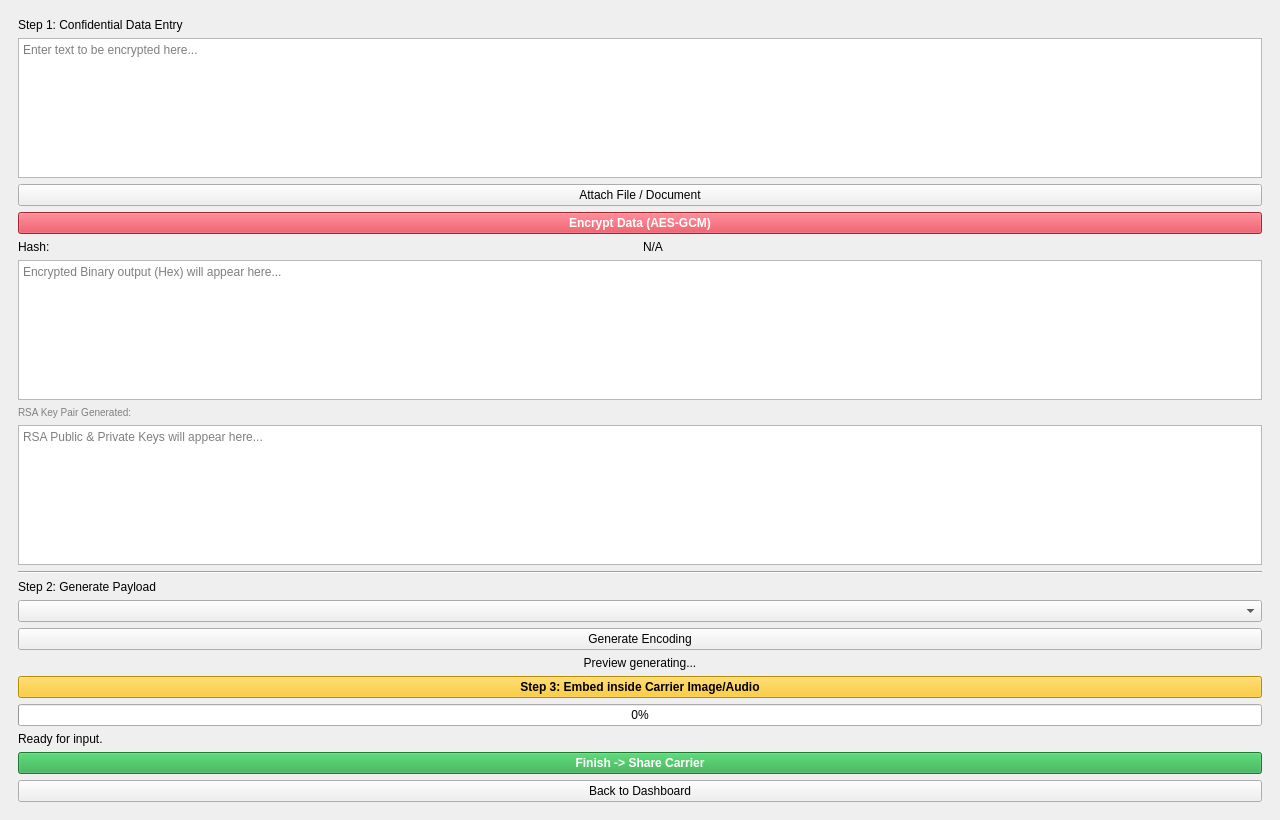
The window that frontend/ui/data_entry.ui (eshaa03/Hack0) describes before a commit, drawn with Qt 5.
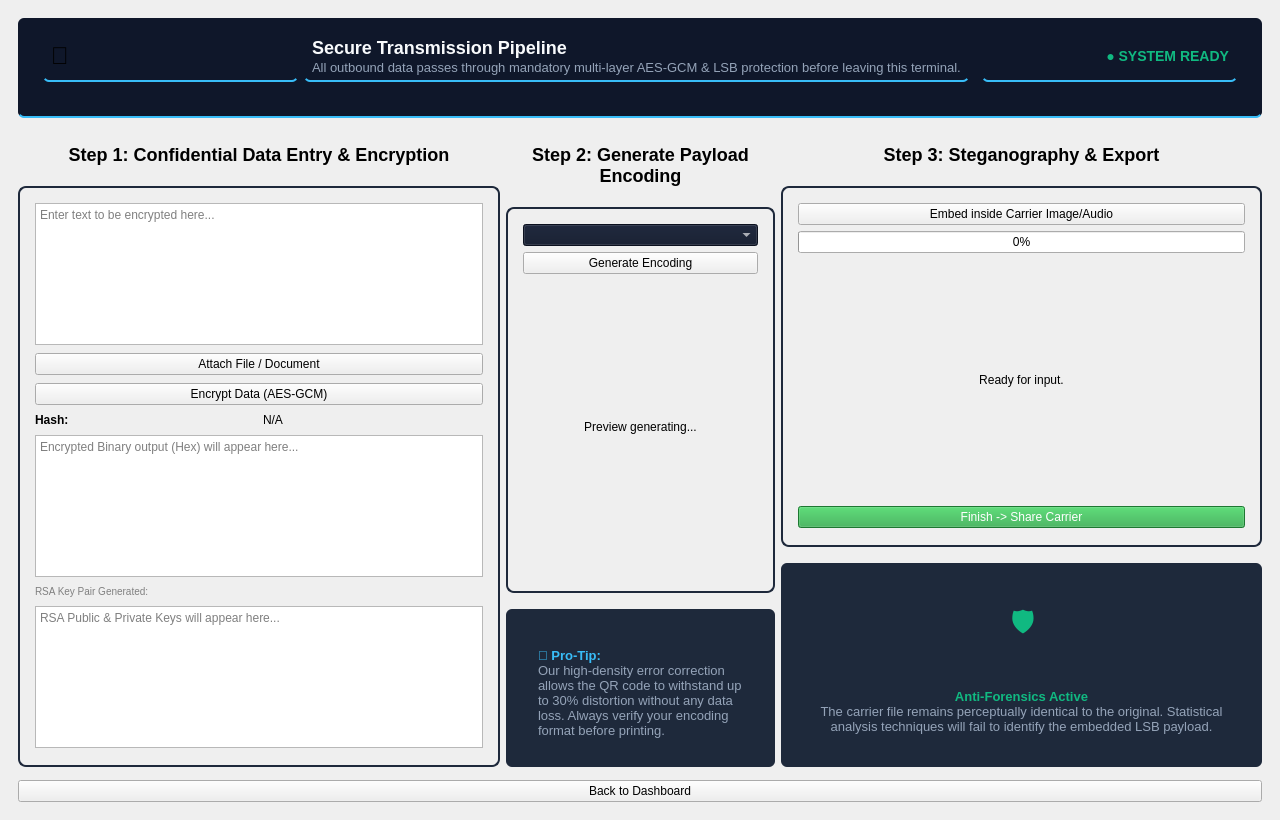
The same window after the commit.

Diff of the .ui file:
```diff
--- a/frontend/ui/data_entry.ui
+++ b/frontend/ui/data_entry.ui
@@ -21,10 +21,65 @@
        
        <!-- Data Input Section -->
        <item>
-        <widget class="QLabel" name="titleLabel">
-         <property name="text"><string>Step 1: Confidential Data Entry</string></property>
-        </widget>
-       </item>
+         <widget class="QFrame" name="pipelineHeaderFrame">
+          <property name="styleSheet"><string>background-color: #0f172a; border-bottom: 2px solid #38bdf8; margin-bottom: 20px; padding: 5px; border-radius: 6px;</string></property>
+          <property name="maximumHeight"><number>80</number></property>
+          <layout class="QHBoxLayout" name="horizontalLayoutHeader">
+           <property name="leftMargin"><number>20</number></property>
+           <property name="rightMargin"><number>20</number></property>
+           <item>
+            <widget class="QLabel" name="headerIcon">
+             <property name="text"><string>&lt;div style="font-size: 24px;"&gt;🚀&lt;/div&gt;</string></property>
+             <property name="maximumWidth"><number>40</number></property>
+            </widget>
+           </item>
+           <item>
+            <widget class="QLabel" name="headerTitle">
+             <property name="text"><string>&lt;h2 style="color: #f8fafc; margin: 0px;"&gt;Secure Transmission Pipeline&lt;/h2&gt;&lt;p style="color:#94a3b8; font-size: 13px; margin: 2px 0 0 0;"&gt;All outbound data passes through mandatory multi-layer AES-GCM &amp; LSB protection before leaving this terminal.&lt;/p&gt;</string></property>
+            </widget>
+           </item>
+           <item>
+            <spacer name="headerSpacer">
+             <property name="orientation"><enum>Qt::Horizontal</enum></property>
+            </spacer>
+           </item>
+           <item>
+            <widget class="QLabel" name="statusPulseLabel">
+             <property name="text"><string>&lt;b style="color: #10b981; font-size: 14px;"&gt;● SYSTEM READY&lt;/b&gt;</string></property>
+             <property name="alignment"><set>Qt::AlignRight|Qt::AlignVCenter</set></property>
+            </widget>
+           </item>
+          </layout>
+         </widget>
+        </item>
+        <item>
+         <layout class="QHBoxLayout" name="horizontalLayoutSteps">
+
+          <!-- Column 1: Step 1 -->
+          <item>
+           <layout class="QVBoxLayout" name="verticalLayoutStep1">
+            <item>
+             <widget class="QLabel" name="step1Label">
+              <property name="text"><string>&lt;h2 style="text-align:center;"&gt;Step 1: Confidential Data Entry &amp; Encryption&lt;/h2&gt;</string></property>
+              <property name="alignment"><set>Qt::AlignHCenter|Qt::AlignTop</set></property>
+              <property name="wordWrap"><bool>true</bool></property>
+             </widget>
+            </item>
+            <item>
+             <widget class="QFrame" name="cryptoFrame">
+              <property name="styleSheet"><string>QFrame#cryptoFrame { border: 2px solid #1E293B; border-radius: 8px; margin-top: 15px; }</string></property>
+              <property name="sizePolicy">
+               <sizepolicy hsizetype="Preferred" vsizetype="Expanding">
+                <horstretch>0</horstretch>
+                <verstretch>0</verstretch>
+               </sizepolicy>
+              </property>
+              <layout class="QVBoxLayout" name="verticalLayout_3">
+               <property name="leftMargin"><number>15</number></property>
+               <property name="topMargin"><number>15</number></property>
+               <property name="rightMargin"><number>15</number></property>
+               <property name="bottomMargin"><number>10</number></property>
+               <property name="spacing"><number>8</number></property>
        <item>
         <widget class="QTextEdit" name="dataTextEdit">
          <property name="placeholderText"><string>Enter text to be encrypted here...</string></property>
@@ -39,14 +94,11 @@
        <item>
         <widget class="QPushButton" name="encryptButton">
          <property name="text"><string>Encrypt Data (AES-GCM)</string></property>
-         <property name="styleSheet"><string>background-color: #dc3545; color: white; font-weight: bold;</string></property>
-        </widget>
-       </item>
-       
-       <!-- Hidden Crypto Details -->
+                </widget>
+               </item>
        <item>
-        <layout class="QHBoxLayout" name="horizontalLayout1">
-            <item><widget class="QLabel" name="hashTitle"><property name="text"><string>Hash:</string></property></widget></item>
+                <layout class="QHBoxLayout" name="horizontalLayout_Hash">
+                    <item><widget class="QLabel" name="hashTitle"><property name="maximumWidth"><number>40</number></property><property name="text"><string>&lt;b&gt;Hash:&lt;/b&gt;</string></property></widget></item>
             <item><widget class="QLabel" name="keyHashLabel"><property name="text"><string>N/A</string></property></widget></item>
         </layout>
        </item>
@@ -57,7 +109,6 @@
            <property name="maximumHeight"><number>60</number></property>
         </widget>
        </item>
-
        <item>
         <widget class="QLabel" name="rsaTitle">
          <property name="text"><string>RSA Key Pair Generated:</string></property>
@@ -71,21 +122,44 @@
            <property name="maximumHeight"><number>60</number></property>
         </widget>
        </item>
-
        <item>
-        <widget class="Line" name="line">
-         <property name="orientation"><enum>Qt::Horizontal</enum></property>
-        </widget>
-       </item>
+                <spacer name="innerSpacer1">
+                 <property name="orientation"><enum>Qt::Vertical</enum></property>
+                </spacer>
+               </item>
+              </layout>
+             </widget>
+            </item>
+           </layout>
+          </item>
 
-       <!-- Encoding Section -->
+          <!-- Column 2: Step 2 -->
        <item>
-        <widget class="QLabel" name="encodeTitle">
-         <property name="text"><string>Step 2: Generate Payload</string></property>
-        </widget>
-       </item>
+           <layout class="QVBoxLayout" name="verticalLayoutStep2">
+            <item>
+             <widget class="QLabel" name="step2Label">
+              <property name="text"><string>&lt;h2 style="text-align:center;"&gt;Step 2: Generate Payload Encoding&lt;/h2&gt;</string></property>
+              <property name="alignment"><set>Qt::AlignHCenter|Qt::AlignTop</set></property>
+              <property name="wordWrap"><bool>true</bool></property>
+             </widget>
+            </item>
+            <item>
+             <widget class="QFrame" name="encodeFrame">
+              <property name="styleSheet"><string>QFrame#encodeFrame { border: 2px solid #1E293B; border-radius: 8px; margin-top: 15px; }</string></property>
+              <property name="sizePolicy">
+               <sizepolicy hsizetype="Preferred" vsizetype="Expanding">
+                <horstretch>0</horstretch>
+                <verstretch>0</verstretch>
+               </sizepolicy>
+              </property>
+              <layout class="QVBoxLayout" name="verticalLayout_4">
+               <property name="leftMargin"><number>15</number></property>
+               <property name="topMargin"><number>15</number></property>
+               <property name="rightMargin"><number>15</number></property>
+               <property name="bottomMargin"><number>10</number></property>
        <item>
         <widget class="QComboBox" name="encodingCombo">
+                 <property name="styleSheet"><string>background-color: #0f172a; color: white;</string></property>
         </widget>
        </item>
        <item>
@@ -97,18 +171,63 @@
         <widget class="QLabel" name="qrPreview">
          <property name="text"><string>Preview generating...</string></property>
          <property name="alignment"><set>Qt::AlignCenter</set></property>
-         <property name="minimumHeight"><number>200</number></property>
-        </widget>
+                 <property name="minimumHeight"><number>120</number></property>
+                </widget>
+               </item>
+               <item>
+                <spacer name="innerSpacer2">
+                 <property name="orientation"><enum>Qt::Vertical</enum></property>
+                </spacer>
+               </item>
+              </layout>
+             </widget>
+            </item>
+            <item>
+             <widget class="QFrame" name="tipFrame2">
+              <property name="styleSheet"><string>background-color: #1e293b; border-radius: 6px; padding: 10px; margin-top: 10px;</string></property>
+              <layout class="QVBoxLayout">
+               <item>
+                <widget class="QLabel" name="tipLabel2">
+                 <property name="text"><string>&lt;b style="color:#38bdf8;"&gt;💡 Pro-Tip:&lt;/b&gt;&lt;br/&gt;Our high-density error correction allows the QR code to withstand up to 30% distortion without any data loss. Always verify your encoding format before printing.</string></property>
+                 <property name="wordWrap"><bool>true</bool></property>
+                 <property name="styleSheet"><string>color: #94a3b8; font-size: 13px;</string></property>
+                </widget>
+               </item>
+              </layout>
+             </widget>
+            </item>
+           </layout>
        </item>
 
-       <!-- Steganography Section -->
+          <!-- Column 3: Step 3 -->
+          <item>
+           <layout class="QVBoxLayout" name="verticalLayoutStep3">
+            <item>
+             <widget class="QLabel" name="step3Label">
+              <property name="text"><string>&lt;h2 style="text-align:center;"&gt;Step 3: Steganography &amp; Export&lt;/h2&gt;</string></property>
+              <property name="alignment"><set>Qt::AlignHCenter|Qt::AlignTop</set></property>
+              <property name="wordWrap"><bool>true</bool></property>
+             </widget>
+            </item>
+            <item>
+             <widget class="QFrame" name="stegoFrame">
+              <property name="styleSheet"><string>QFrame#stegoFrame { border: 2px solid #1E293B; border-radius: 8px; margin-top: 15px; }</string></property>
+              <property name="sizePolicy">
+               <sizepolicy hsizetype="Preferred" vsizetype="Expanding">
+                <horstretch>0</horstretch>
+                <verstretch>0</verstretch>
+               </sizepolicy>
+              </property>
+              <layout class="QVBoxLayout" name="verticalLayout_5">
+               <property name="leftMargin"><number>15</number></property>
+               <property name="topMargin"><number>15</number></property>
+               <property name="rightMargin"><number>15</number></property>
+               <property name="bottomMargin"><number>10</number></property>
        <item>
         <widget class="QPushButton" name="embedButton">
-         <property name="text"><string>Step 3: Embed inside Carrier Image/Audio</string></property>
-         <property name="styleSheet"><string>background-color: #ffc107; color: black; font-weight: bold;</string></property>
-        </widget>
-       </item>
-
+                 <property name="text"><string>Embed inside Carrier Image/Audio</string></property>
+                </widget>
+               </item>
        <item>
         <widget class="QProgressBar" name="progressBar">
          <property name="value"><number>0</number></property>
@@ -117,16 +236,58 @@
        <item>
         <widget class="QLabel" name="statusLabel">
          <property name="text"><string>Ready for input.</string></property>
-        </widget>
-       </item>
-       
-       <!-- Navigation -->
+                 <property name="alignment"><set>Qt::AlignCenter</set></property>
+                </widget>
+               </item>
        <item>
         <widget class="QPushButton" name="qrButton">
          <property name="text"><string>Finish -&gt; Share Carrier</string></property>
-         <property name="styleSheet"><string>background-color: #28a745; color: white; font-weight: bold;</string></property>
-        </widget>
-       </item>
+                 <property name="styleSheet"><string>background-color: #28a745; color: white;</string></property>
+                </widget>
+               </item>
+               <item>
+                <spacer name="innerSpacer3">
+                 <property name="orientation"><enum>Qt::Vertical</enum></property>
+                </spacer>
+               </item>
+              </layout>
+             </widget>
+            </item>
+            <item>
+             <widget class="QFrame" name="tipFrame3">
+              <property name="styleSheet"><string>background-color: #1e293b; border-radius: 6px; padding: 10px; margin-top: 10px;</string></property>
+              <layout class="QVBoxLayout">
+               <item>
+                <widget class="QLabel" name="shieldIcon">
+                 <property name="text"><string>&lt;div align="center" style="font-size: 28px; color: #10b981;"&gt;🛡️&lt;/div&gt;</string></property>
+                </widget>
+               </item>
+               <item>
+                <widget class="QLabel" name="tipLabel3">
+                 <property name="text"><string>&lt;b style="color:#10b981;"&gt;Anti-Forensics Active&lt;/b&gt;&lt;br/&gt;The carrier file remains perceptually identical to the original. Statistical analysis techniques will fail to identify the embedded LSB payload.</string></property>
+                 <property name="alignment"><set>Qt::AlignHCenter|Qt::AlignTop</set></property>
+                 <property name="wordWrap"><bool>true</bool></property>
+                 <property name="styleSheet"><string>color: #94a3b8; font-size: 13px;</string></property>
+                </widget>
+               </item>
+              </layout>
+             </widget>
+            </item>
+
+           </layout>
+          </item>
+          
+         </layout>
+        </item>
+
+        <item>
+         <spacer name="verticalSpacer">
+          <property name="orientation"><enum>Qt::Vertical</enum></property>
+          <property name="sizeType"><enum>QSizePolicy::Expanding</enum></property>
+         </spacer>
+        </item>
+
+        <!-- Navigation -->
        <item>
         <widget class="QPushButton" name="backButton">
          <property name="text"><string>Back to Dashboard</string></property>
```
Left out of the diff: 5 changed lines with no effect on the pictures. Lines whose indentation alone changed are shown as unchanged.
